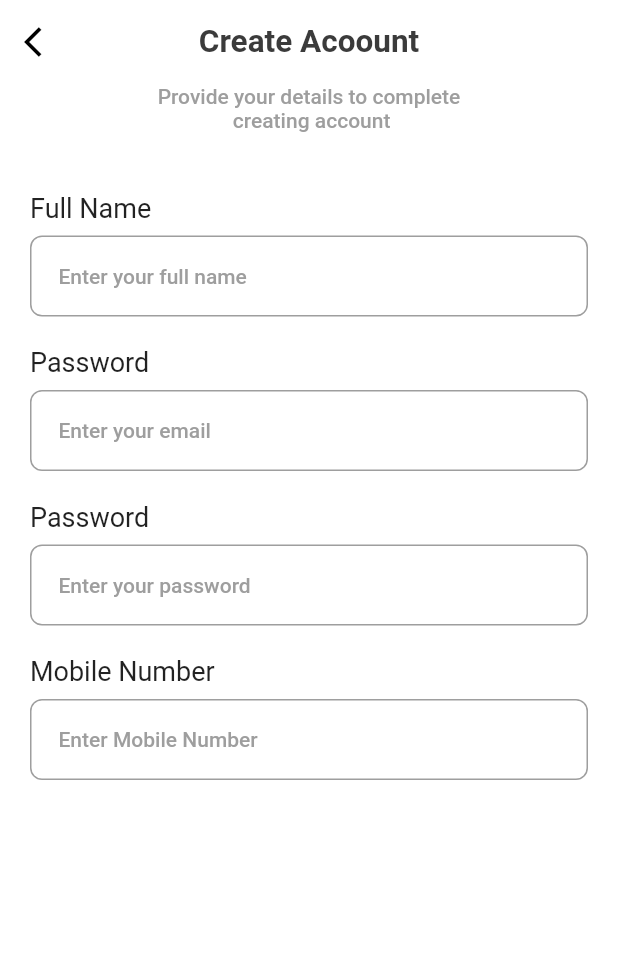
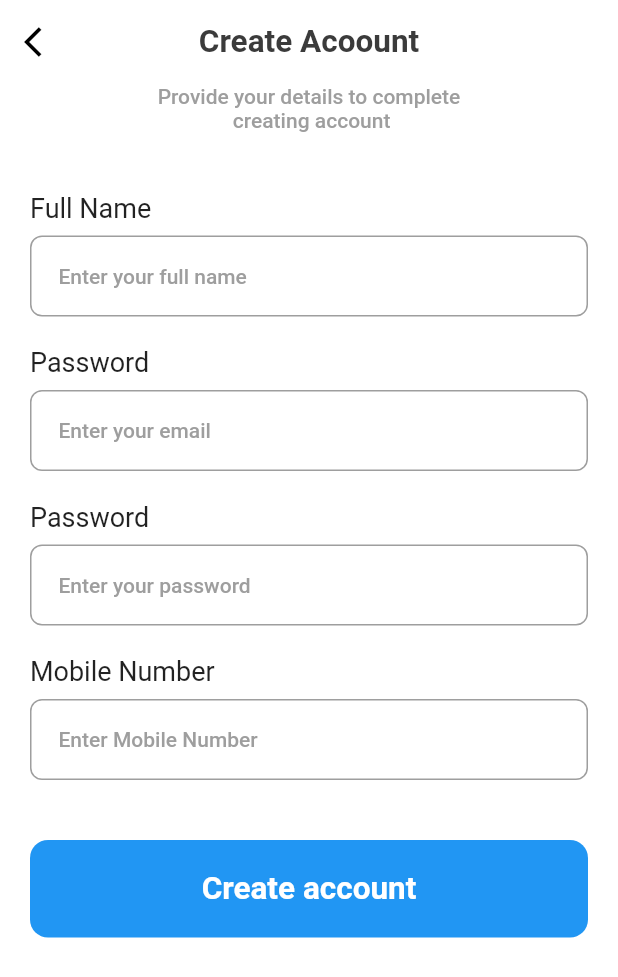
Before and after one commit to HumbleGh/eatsy, a Flutter app: the SignUpScreen screen opened directly, on a phone screen of 412 x 824 dp. Shown: the top 977 px of the screen. Run offline on Flutter 3.47's test engine with Material 2 defaults, Android fonts, the phone set to English and light mode, and no system bars; our stand-ins replace gap, get.

Commit message:
minor updates

```diff
--- a/lib/pages/sign_up_screen.dart
+++ b/lib/pages/sign_up_screen.dart
@@ -1,5 +1,6 @@
 import 'package:eatsy/utils/app_layout.dart';
 import 'package:eatsy/utils/app_style.dart';
+import 'package:eatsy/widgets/button_text.dart';
 import 'package:eatsy/widgets/custom_text_field.dart';
 import 'package:flutter/material.dart';
 import 'package:gap/gap.dart';
@@ -54,7 +55,8 @@ class _SignUpScreenState extends State<SignUpScreen> {
           Gap(AppLayout.getHeight(20)),
           const CustomTextField(
               label: 'Mobile Number', hint: 'Enter Mobile Number'),
-          Gap(AppLayout.getHeight(40))
+          Gap(AppLayout.getHeight(40)),
+          const ButtonText(text: 'Create account')
         ],
       ),
     );
```
